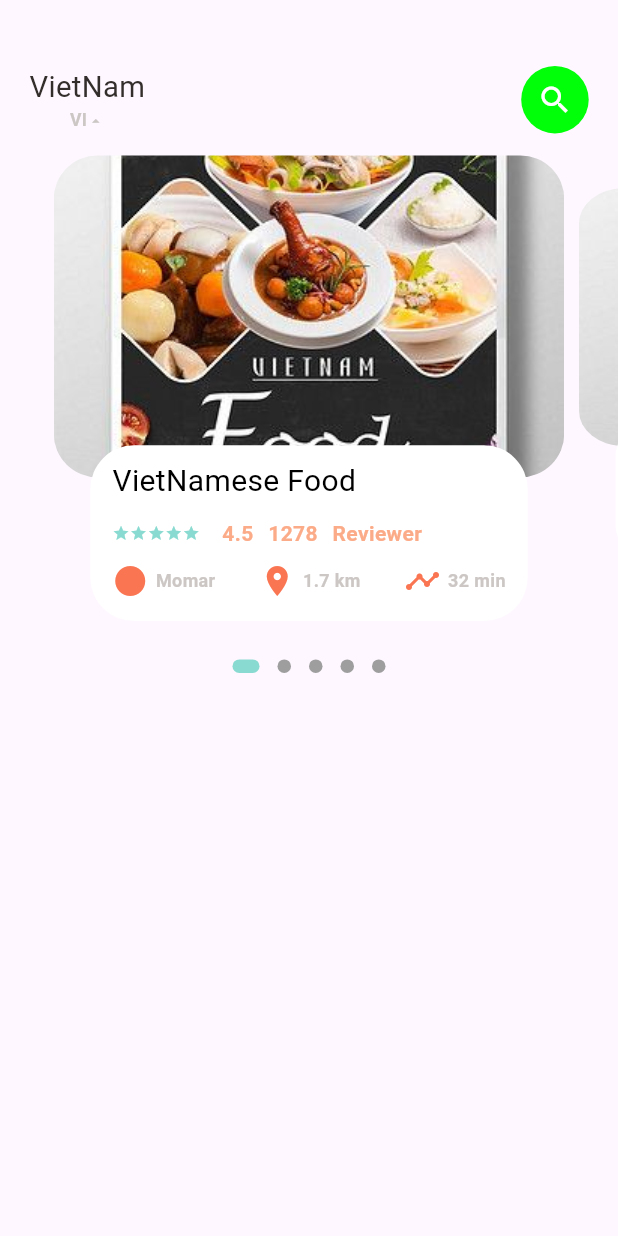
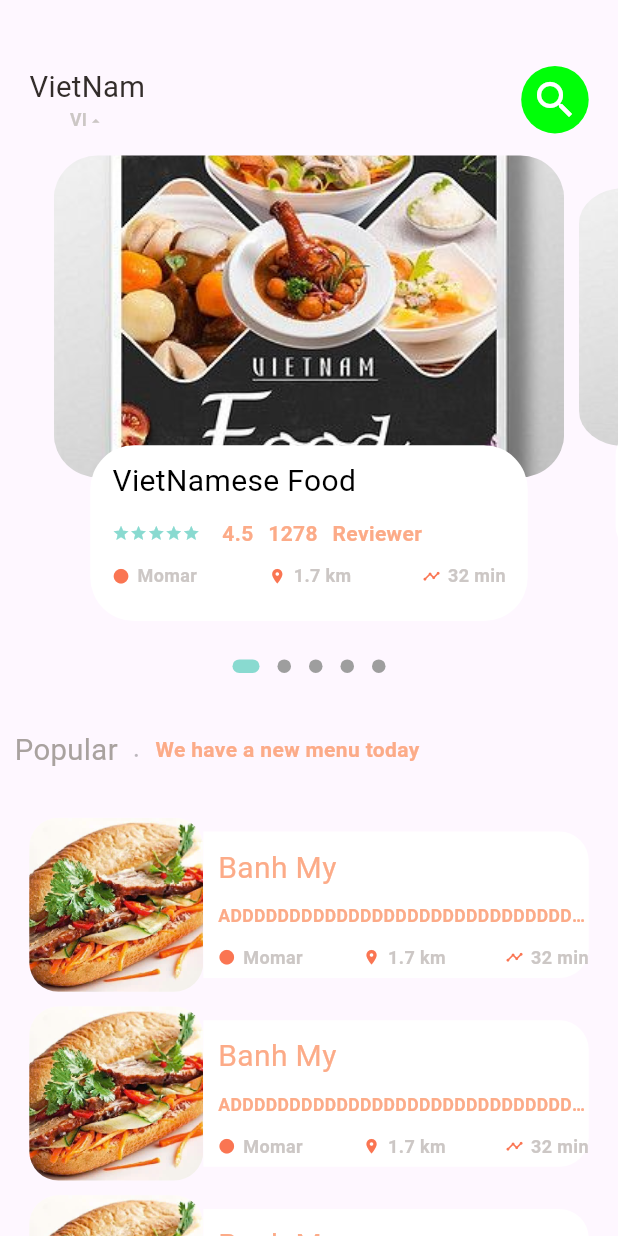
Before and after one commit to PhuocVO94/FoodBusineerApp, a Flutter app: the screen it shows after launch, on a phone screen of 412 x 824 dp. Run offline on Flutter 3.47's test engine with Material 3 defaults, Android fonts, the phone set to English and light mode, and no system bars; drawn by our look-alikes of dots_indicator; our stand-ins replace get.

Commit message:
done list view

```diff
--- a/lib/home/foodpagebody.dart
+++ b/lib/home/foodpagebody.dart
@@ -66,6 +66,98 @@ class _FoodpagebodyState extends State<Foodpagebody> {
     activeShape: RoundedRectangleBorder(borderRadius: BorderRadius.circular(5.0)),
     ),
     ),
+
+    SizedBox(height: Dimensions.top30,),
+    // COntainer text
+    Container(
+      margin: EdgeInsets.only(left: Dimensions.top10),
+        child: Row(
+          children: [
+            BigText(text: 'Popular', size: Dimensions.font20, color: AppColors.signColor,),
+            SizedBox(width: Dimensions.width10,),
+            Container(
+              margin: EdgeInsets.only(bottom: 3),
+              child: BigText(text: ".", color: Colors.black26,),
+            ),
+            SizedBox(width: Dimensions.top10,),
+            Container(
+              child: SmallText(text: 'We have a new menu today'),
+            )
+          ],
+        ),
+    ), SizedBox(height: Dimensions.top30,),
+
+
+          ListView.builder(
+            physics: BouncingScrollPhysics (),
+            shrinkWrap: true,
+            itemCount: 10,
+            itemBuilder: ( context, index) {
+              // This function must return a Widget
+              return Container(
+                  margin: EdgeInsets.only( left: Dimensions.width20, right: Dimensions.width20, bottom: Dimensions.height10),
+
+                  child: Row(
+                    children: [
+                      // Container Images
+                      Container(
+                        width:Dimensions.viewPicture,
+                          height: Dimensions.viewPicture,
+                          decoration: BoxDecoration(
+                            borderRadius: BorderRadius.circular(Dimensions.radius20),
+                            color: Colors.white38,
+                            image: DecorationImage(
+                              fit: BoxFit.cover,
+                              image: AssetImage("assets/image/Bread.png"),
+
+                            ),
+                          )
+                      ),
+                    //   Container Text
+                      Expanded(
+                        child: Container(
+
+                          height: Dimensions.listViewTextContSize,
+                          // width: 200,
+                          decoration: BoxDecoration(
+                            borderRadius: BorderRadius.only(
+                              topRight: Radius.circular(Dimensions.radius20),
+                              bottomRight: Radius.circular(Dimensions.radius20),
+                            ),
+                            color: Colors.white,
+                          ),
+                          child: Padding(
+
+                            padding: EdgeInsets.only(left: Dimensions.width10, top: Dimensions.height10, bottom: Dimensions.height10),
+                            child: Column(
+                              crossAxisAlignment: CrossAxisAlignment.start,
+                              mainAxisAlignment: MainAxisAlignment.spaceBetween,
+
+                              children: [
+                                BigText(text: 'Banh My'),
+                                SizedBox(height: Dimensions.height10,),
+                                SmallText(text: 'ADDDDDDDDDDDDDDDDDDDDDDDDDDDDDDD',size: Dimensions.font12,),
+                                SizedBox(height: Dimensions.height10,),
+                                Row(
+                                  mainAxisAlignment: MainAxisAlignment.spaceBetween,
+                                  children: [
+                                    IconAndTextWidget(icon: Icons.circle, text: 'Momar', iconColor: AppColors.yellowColor, color: AppColors.textColor,iconSize:  Dimensions.font12,),
+                                    IconAndTextWidget(icon: Icons.location_on, text: '1.7 km', iconColor: AppColors.yellowColor, color: AppColors.textColor,iconSize:  Dimensions.font12 ),
+                                    IconAndTextWidget(icon: Icons.timeline_outlined, text: '32 min', iconColor: AppColors.yellowColor, color: AppColors.textColor,iconSize:  Dimensions.font12)
+                                  ],
+                                )
+                              ],
+                            ),
+                          ),
+                        ),
+                      )
+                    ],
+                  )
+              );
+            },
+          ),
+
+
 
       ],
 
@@ -166,9 +258,9 @@ class _FoodpagebodyState extends State<Foodpagebody> {
                   Row(
                     mainAxisAlignment: MainAxisAlignment.spaceBetween,
                     children: [
-                      IconAndTextWidget(icon: Icons.circle, text: 'Momar', iconColor: AppColors.yellowColor, color: AppColors.textColor),
-                      IconAndTextWidget(icon: Icons.location_on, text: '1.7 km', iconColor: AppColors.yellowColor, color: AppColors.textColor),
-                      IconAndTextWidget(icon: Icons.timeline_outlined, text: '32 min', iconColor: AppColors.yellowColor, color: AppColors.textColor)
+                      IconAndTextWidget(icon: Icons.circle, text: 'Momar', iconColor: AppColors.yellowColor, color: AppColors.textColor,iconSize:  Dimensions.font12),
+                      IconAndTextWidget(icon: Icons.location_on, text: '1.7 km', iconColor: AppColors.yellowColor, color: AppColors.textColor,iconSize:  Dimensions.font12),
+                      IconAndTextWidget(icon: Icons.timeline_outlined, text: '32 min', iconColor: AppColors.yellowColor, color: AppColors.textColor,iconSize:  Dimensions.font12)
                     ],
                   )
                 ],
--- a/lib/home/main_food_page.dart
+++ b/lib/home/main_food_page.dart
@@ -56,7 +56,7 @@ class _MainFoodPageState extends State<MainFoodPage> {
                 Container(
                   width: 45,
                   height: 45,
-                  child: Icon(Icons.search, color: Colors.white,),
+                  child: Icon(Icons.search, color: Colors.white,size: Dimensions.icon24,),
                   decoration: BoxDecoration(
                     color: const Color.fromARGB(255, 0, 255, 8),
                     borderRadius: BorderRadius.circular(35)
@@ -72,7 +72,10 @@ class _MainFoodPageState extends State<MainFoodPage> {
 
 
           /**Slug **/
-          Foodpagebody()
+          Expanded(child: SingleChildScrollView(
+            child:  Foodpagebody(),
+          ))
+          // Foodpagebody(),
 
         ],
 
--- a/lib/utils/dimensions.dart
+++ b/lib/utils/dimensions.dart
@@ -57,6 +57,15 @@ class Dimensions {
 
 
 
+  // IconCreen
+
+  static double icon24 = screenHeight / 25.7;
+
+
+//   View Picture
+  static double viewPicture = screenHeight / 7.1;
+  static double listViewTextContSize = screenHeight / 8.44;
+
 
 
 }
--- a/lib/widgets/icon_and_text.dart
+++ b/lib/widgets/icon_and_text.dart
@@ -1,20 +1,23 @@
 import 'package:flutter/cupertino.dart';
 import 'package:flutter/material.dart';
+import 'package:food_delivery_app/utils/dimensions.dart';
 import 'package:food_delivery_app/widgets/small_text.dart';
 
 
 class IconAndTextWidget  extends StatefulWidget {
 
   final IconData icon;
+  final double iconSize;
   final String text;
   final Color iconColor;
   final Color color;
+
 
   const IconAndTextWidget({key,
     required this.icon,
     required this.text,
     required this.iconColor,
-    required this.color}) :super(key: key);
+    required this.color, required this.iconSize}) :super(key: key);
 
   @override
   State<IconAndTextWidget> createState() => _IconAndTextState();
@@ -25,7 +28,7 @@ class _IconAndTextState extends State<IconAndTextWidget> {
   Widget build(BuildContext context) {
     return Row(
       children: [
-        Icon(widget.icon, color: widget.iconColor,),
+        Icon(widget.icon, color: widget.iconColor,size: Dimensions.font12,),
         SizedBox(width: 5,),
         SmallText(text: widget.text, color: widget.color,size: 12,)
       ],
```
